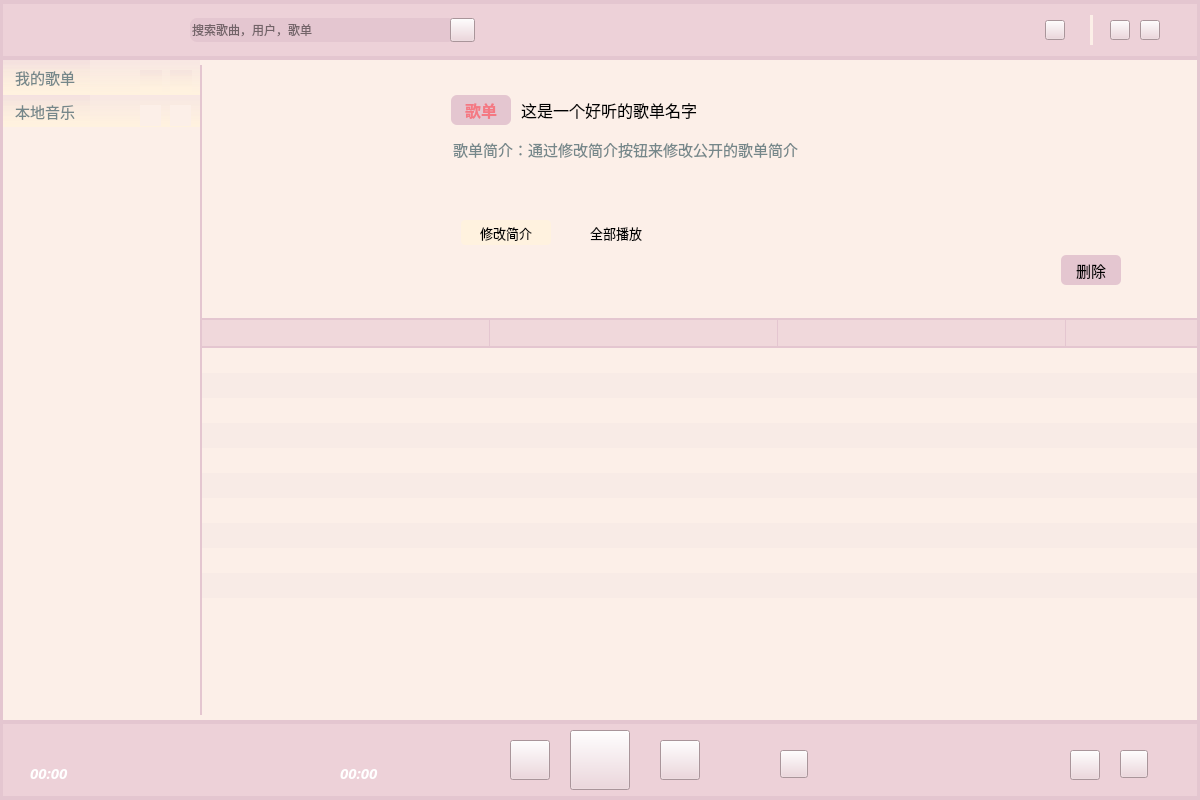
The window that ui/Main.ui (MyEternalMoon/PyQt_mp3Player) describes before a commit, drawn with Qt 5.
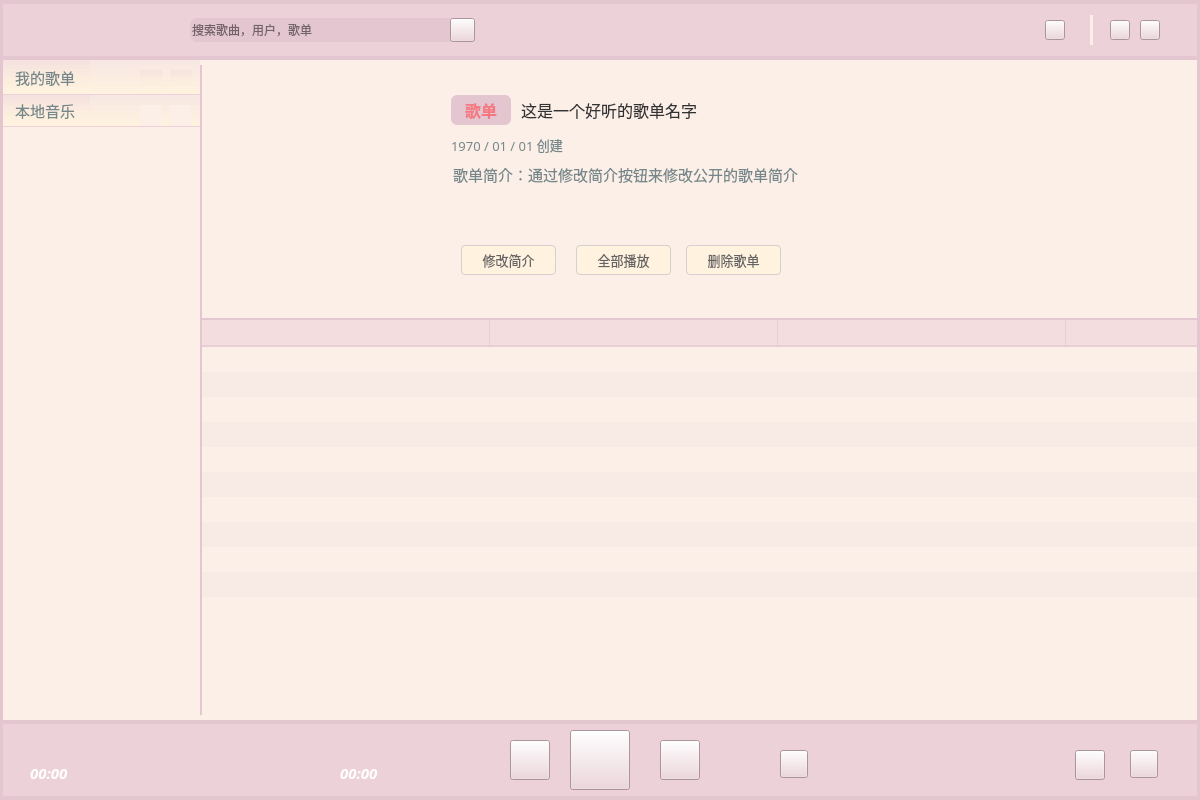
The same window after the commit. Icons and pictures are not drawn.

The edit to the form file:
```diff
--- a/ui/Main.ui
+++ b/ui/Main.ui
@@ -211,7 +211,7 @@
     <widget class="QPushButton" name="showListButton">
      <property name="geometry">
       <rect>
-       <x>1120</x>
+       <x>1130</x>
        <y>30</y>
        <width>28</width>
        <height>28</height>
@@ -277,7 +277,7 @@
     <widget class="QPushButton" name="playOrderButton">
      <property name="geometry">
       <rect>
-       <x>1070</x>
+       <x>1075</x>
        <y>30</y>
        <width>30</width>
        <height>30</height>
@@ -683,7 +683,7 @@
       <enum>QListView::SinglePass</enum>
      </property>
      <property name="spacing">
-      <number>0</number>
+      <number>2</number>
      </property>
      <property name="viewMode">
       <enum>QListView::ListMode</enum>
@@ -747,7 +747,7 @@
        <x>0</x>
        <y>0</y>
        <width>90</width>
-       <height>35</height>
+       <height>34</height>
       </rect>
      </property>
      <property name="font">
@@ -816,7 +816,8 @@
      </property>
      <property name="styleSheet">
       <string notr="true">background:
-qlineargradient(spread:pad, x1:0, y1:1, x2:0, y2:0, stop:0.06 rgb(255, 242, 223), stop:1 rgb(228, 198, 208,50));</string>
+qlineargradient(spread:pad, x1:0, y1:1, x2:0, y2:0, stop:0.06 rgb(255, 242, 223), stop:1 rgb(228, 198, 208,50));
+border-bottom:1px solid #edd1d8</string>
      </property>
      <property name="text">
       <string/>
@@ -837,7 +838,7 @@
         <x>0</x>
         <y>0</y>
         <width>90</width>
-        <height>32</height>
+        <height>31</height>
        </rect>
       </property>
       <property name="font">
@@ -873,7 +874,8 @@
       </property>
       <property name="styleSheet">
        <string notr="true">background:
-qlineargradient(spread:pad, x1:0, y1:1, x2:0, y2:0, stop:0.06 rgb(255, 242, 223), stop:1 rgb(228, 198, 208,50));</string>
+qlineargradient(spread:pad, x1:0, y1:1, x2:0, y2:0, stop:0.06 rgb(255, 242, 223), stop:1 rgb(228, 198, 208,50));
+border-bottom:1px solid #edd1d8</string>
       </property>
       <property name="text">
        <string/>
@@ -1046,6 +1048,9 @@
        <pointsize>12</pointsize>
       </font>
      </property>
+     <property name="styleSheet">
+      <string notr="true">color:rgb(50,50,50)</string>
+     </property>
      <property name="text">
       <string>这是一个好听的歌单名字</string>
      </property>
@@ -1053,15 +1058,15 @@
     <widget class="QPushButton" name="PlayAllButton">
      <property name="geometry">
       <rect>
-       <x>370</x>
-       <y>160</y>
-       <width>90</width>
-       <height>25</height>
+       <x>375</x>
+       <y>185</y>
+       <width>95</width>
+       <height>30</height>
       </rect>
      </property>
      <property name="font">
       <font>
-       <family>微软雅黑 Light</family>
+       <family>微软雅黑</family>
        <pointsize>10</pointsize>
       </font>
      </property>
@@ -1069,10 +1074,18 @@
       <cursorShape>PointingHandCursor</cursorShape>
      </property>
      <property name="styleSheet">
-      <string notr="true">QPushButton
-{
-    border:0px;
-}</string>
+      <string notr="true">
+QPushButton{
+	background-color:#fff2df;
+	border-radius:4px;
+    border:1px solid rgba(200,200,200,200);
+color:rgb(100,100,100)
+
+}
+QPushButton:hover{
+background-color: rgb(246, 238, 215);
+	color: rgb(249, 144, 111);
+    border:1px solid rgba(180,180,180,255);}</string>
      </property>
      <property name="text">
       <string>全部播放</string>
@@ -1085,9 +1098,9 @@
      <property name="geometry">
       <rect>
        <x>260</x>
-       <y>160</y>
-       <width>90</width>
-       <height>25</height>
+       <y>185</y>
+       <width>95</width>
+       <height>30</height>
       </rect>
      </property>
      <property name="font">
@@ -1106,7 +1119,8 @@
 QPushButton{
 	background-color:#fff2df;
 	border-radius:4px;
-    border:0px;
+    border:1px solid rgba(200,200,200,200);
+color:rgb(100,100,100)
 
 }
 QPushButton#editListButton:hover{
@@ -1119,37 +1133,6 @@
       <bool>true</bool>
      </property>
     </widget>
-    <widget class="QPushButton" name="delListButton">
-     <property name="geometry">
-      <rect>
-       <x>860</x>
-       <y>195</y>
-       <width>60</width>
-       <height>30</height>
-      </rect>
-     </property>
-     <property name="font">
-      <font>
-       <family>微软雅黑</family>
-       <pointsize>11</pointsize>
-      </font>
-     </property>
-     <property name="cursor">
-      <cursorShape>PointingHandCursor</cursorShape>
-     </property>
-     <property name="styleSheet">
-      <string notr="true">QPushButton
-{
-border-radius:5px;
-background-color:#e4c6d0;
-    border:0px;
-}QPushButton#delListButton:hover{
-	color: rgb(249, 144, 111);}</string>
-     </property>
-     <property name="text">
-      <string>删除</string>
-     </property>
-    </widget>
     <widget class="QLineEdit" name="descriptionEidt">
      <property name="enabled">
       <bool>false</bool>
@@ -1157,7 +1140,7 @@
      <property name="geometry">
       <rect>
        <x>250</x>
-       <y>75</y>
+       <y>100</y>
        <width>600</width>
        <height>30</height>
       </rect>
@@ -1204,7 +1187,7 @@
      <property name="geometry">
       <rect>
        <x>250</x>
-       <y>115</y>
+       <y>140</y>
        <width>500</width>
        <height>25</height>
       </rect>
@@ -1222,6 +1205,101 @@
       <string/>
      </property>
     </widget>
+    <widget class="QPushButton" name="delListButton">
+     <property name="geometry">
+      <rect>
+       <x>485</x>
+       <y>185</y>
+       <width>95</width>
+       <height>30</height>
+      </rect>
+     </property>
+     <property name="font">
+      <font>
+       <family>微软雅黑</family>
+       <pointsize>10</pointsize>
+       <weight>50</weight>
+       <bold>false</bold>
+      </font>
+     </property>
+     <property name="cursor">
+      <cursorShape>PointingHandCursor</cursorShape>
+     </property>
+     <property name="styleSheet">
+      <string notr="true">
+QPushButton{
+	background-color:#fff2df;
+	border-radius:4px;
+    border:1px solid rgba(200,200,200,200);
+color:rgb(100,100,100)
+
+}
+QPushButton:hover{
+background-color: rgb(246, 238, 215);
+	color: rgb(249, 144, 111);
+    border:1px solid rgba(180,180,180,255);}</string>
+     </property>
+     <property name="text">
+      <string>删除歌单</string>
+     </property>
+     <property name="flat">
+      <bool>true</bool>
+     </property>
+    </widget>
+    <widget class="QLabel" name="label_4">
+     <property name="geometry">
+      <rect>
+       <x>920</x>
+       <y>220</y>
+       <width>20</width>
+       <height>20</height>
+      </rect>
+     </property>
+     <property name="styleSheet">
+      <string notr="true">border-image: url(:/bg/amount.png);</string>
+     </property>
+     <property name="text">
+      <string/>
+     </property>
+    </widget>
+    <widget class="QLabel" name="amountLabel">
+     <property name="geometry">
+      <rect>
+       <x>950</x>
+       <y>220</y>
+       <width>30</width>
+       <height>20</height>
+      </rect>
+     </property>
+     <property name="styleSheet">
+      <string notr="true"/>
+     </property>
+     <property name="text">
+      <string/>
+     </property>
+    </widget>
+    <widget class="QLabel" name="birthLabel">
+     <property name="geometry">
+      <rect>
+       <x>250</x>
+       <y>75</y>
+       <width>250</width>
+       <height>20</height>
+      </rect>
+     </property>
+     <property name="font">
+      <font>
+       <family>微软雅黑</family>
+       <pointsize>10</pointsize>
+      </font>
+     </property>
+     <property name="styleSheet">
+      <string notr="true">color:#75878a;</string>
+     </property>
+     <property name="text">
+      <string>1970 / 01 / 01 创建</string>
+     </property>
+    </widget>
    </widget>
    <widget class="Line" name="line_2">
     <property name="geometry">
@@ -1295,16 +1373,16 @@
 QTableWidget QHeaderView::section
 {
 
-	background-color: rgba(237, 209, 216, 200);/*qlineargradient(spread:pad, x1:0, y1:1, x2:0, y2:0, stop:0.08 rgba(252, 239, 232, 255), stop:1 rgb(228, 198, 208,30));
+	background-color: rgba(237, 209, 216, 150);/*qlineargradient(spread:pad, x1:0, y1:1, x2:0, y2:0, stop:0.08 rgba(252, 239, 232, 255), stop:1 rgb(228, 198, 208,30));
     /*color:black;*/
-	color:rgb(112,112,112);
+	color:rgb(100,100,100);
    border:2px solid;
 border-right:1px solid;
 border-top:0;
 border-left:0;
-	border-color:rgb(228, 198, 208);
-	height:26px;
-	font-size:19px;
+	border-color:rgba(228, 198, 208,160);
+	height:25px;
+	font-size:16px;
 
 font-family:&quot;微软雅黑&quot;;
 
```
Left out of the diff: 4 changed lines with no effect on the pictures.
